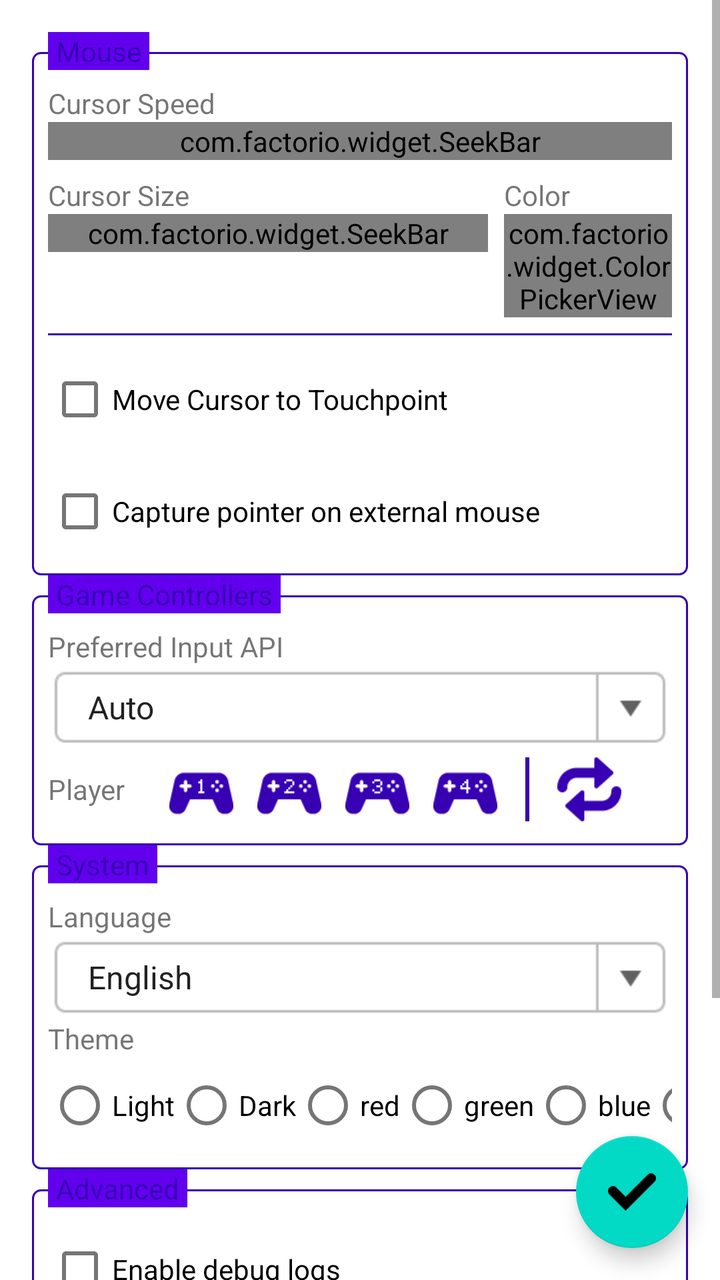
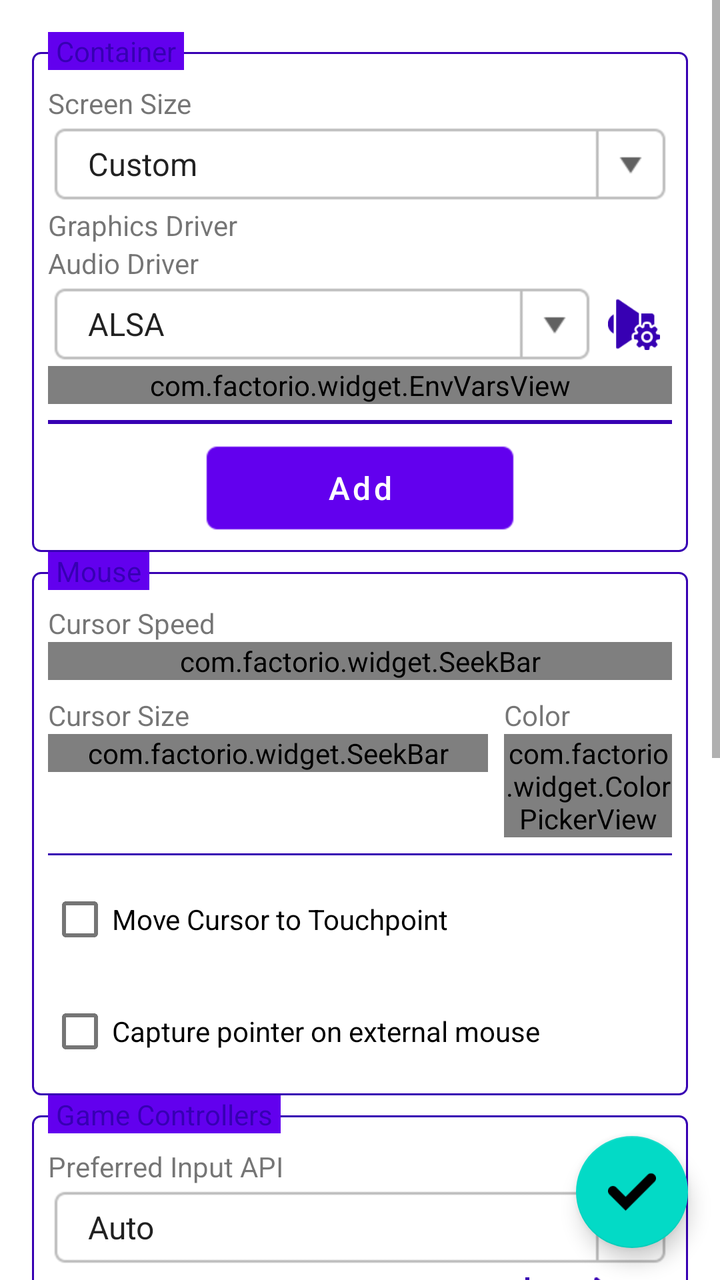

Compare the two renders of this Android layout. The source of the first and the diff that turns it into the second are given below.
<!-- AndroidManifest.xml: fallback theme Theme.MaterialComponents.DayNight.NoActionBar -->
<!-- res/layout/settings_fragment.xml -->
<?xml version="1.0" encoding="utf-8"?>
<FrameLayout
    xmlns:android="http://schemas.android.com/apk/res/android"
    android:layout_width="match_parent"
    android:layout_height="match_parent"
    xmlns:app="http://schemas.android.com/apk/res-auto">
    <ScrollView
        android:layout_width="match_parent"
        android:layout_height="match_parent">
        <LinearLayout
            android:layout_width="match_parent"
            android:layout_height="wrap_content"
            android:orientation="vertical"
            android:padding="16dp">
            <FrameLayout
                android:layout_width="match_parent"
                android:layout_height="wrap_content">
                <LinearLayout style="@style/FieldSet">
                    <TextView
                        android:layout_width="wrap_content"
                        android:layout_height="wrap_content"
                        android:text="@string/cursor_speed"/>
                    <com.factorio.widget.SeekBar
                        android:id="@+id/SBCursorSpeed"
                        android:layout_width="match_parent"
                        android:layout_height="wrap_content"
                        app:suffix="%"
                        app:minValue="10"
                        app:maxValue="200"/>
                    <LinearLayout
                        android:layout_width="match_parent"
                        android:layout_height="wrap_content"
                        android:orientation="horizontal"
                        android:layout_marginTop="8dp">
                        <LinearLayout
                            android:layout_width="0dp"
                            android:layout_height="wrap_content"
                            android:layout_weight="1"
                            android:orientation="vertical">
                            <TextView
                                android:layout_width="wrap_content"
                                android:layout_height="wrap_content"
                                android:text="@string/cursor_size"/>
                            <com.factorio.widget.SeekBar
                                android:id="@+id/SBCursorSize"
                                android:layout_width="match_parent"
                                android:layout_height="wrap_content"
                                app:suffix="%"
                                app:step="5"
                                app:minValue="100"
                                app:maxValue="200"/>
                        </LinearLayout>
                        <LinearLayout
                            android:layout_width="wrap_content"
                            android:layout_height="wrap_content"
                            android:orientation="vertical"
                            android:layout_marginLeft="8dp">
                            <TextView
                                android:layout_width="wrap_content"
                                android:layout_height="wrap_content"
                                android:text="@string/color"/>
                            <com.factorio.widget.ColorPickerView
                                android:id="@+id/CPVCursorColor"
                                android:layout_width="84dp"
                                android:layout_height="wrap_content"/>
                        </LinearLayout>
                    </LinearLayout>
                    <View style="@style/FieldSeparator"/>
                    <CheckBox
                        android:id="@+id/CBMoveCursorToTouchpoint"
                        android:layout_width="wrap_content"
                        android:layout_height="wrap_content"
                        android:text="@string/move_cursor_to_touchpoint"/>
                    <CheckBox
                        android:id="@+id/CBCapturePointerOnExternalMouse"
                        android:layout_width="wrap_content"
                        android:layout_height="wrap_content"
                        android:text="@string/capture_pointer_on_external_mouse"
                        android:layout_marginTop="8dp"/>
                </LinearLayout>
                <TextView
                    style="@style/FieldSetLabel"
                    android:text="@string/mouse"/>
            </FrameLayout>
            <FrameLayout
                android:layout_width="match_parent"
                android:layout_height="wrap_content">
                <LinearLayout style="@style/FieldSet">
                    <TextView
                        android:layout_width="wrap_content"
                        android:layout_height="wrap_content"
                        android:text="@string/preferred_input_api"/>
                    <Spinner
                        style="@style/ComboBox"
                        android:id="@+id/SPreferredInputApi"
                        android:layout_width="match_parent"
                        android:entries="@array/preferred_input_api_entries"/>
                    <LinearLayout
                        android:layout_width="match_parent"
                        android:layout_height="wrap_content"
                        android:orientation="horizontal"
                        android:gravity="center_vertical">
                        <TextView
                            android:layout_width="wrap_content"
                            android:layout_height="wrap_content"
                            android:text="@string/player"
                            android:layout_marginRight="8dp"/>
                        <LinearLayout style="@style/Toolbox">
                            <LinearLayout
                                android:id="@+id/LLGamepadPlayer"
                                android:layout_width="wrap_content"
                                android:layout_height="wrap_content"
                                android:orientation="horizontal">
                                <ImageView
                                    style="@style/ListMenuButton"
                                    android:layout_width="40dp"
                                    android:layout_height="40dp"
                                    android:src="@drawable/gamepad_player_1"/>
                                <ImageView
                                    style="@style/ListMenuButton"
                                    android:layout_width="40dp"
                                    android:layout_height="40dp"
                                    android:src="@drawable/gamepad_player_2"/>
                                <ImageView
                                    style="@style/ListMenuButton"
                                    android:layout_width="40dp"
                                    android:layout_height="40dp"
                                    android:src="@drawable/gamepad_player_3"/>
                                <ImageView
                                    style="@style/ListMenuButton"
                                    android:layout_width="40dp"
                                    android:layout_height="40dp"
                                    android:src="@drawable/gamepad_player_4"/>
                            </LinearLayout>
                            <View style="@style/VerticalLine"/>
                            <ImageView
                                android:id="@+id/BTResetGamepadPlayerConfigs"
                                style="@style/ListMenuButton"
                                android:layout_width="40dp"
                                android:layout_height="40dp"
                                android:src="@drawable/icon_reset"/>
                        </LinearLayout>
                    </LinearLayout>
                </LinearLayout>
                <TextView
                    style="@style/FieldSetLabel"
                    android:text="@string/game_controllers"/>
            </FrameLayout>
            <FrameLayout
                android:layout_width="match_parent"
                android:layout_height="wrap_content">
                <LinearLayout style="@style/FieldSet">
                    <TextView
                        android:layout_width="wrap_content"
                        android:layout_height="wrap_content"
                        android:text="@string/language"/>
                    <Spinner
                        style="@style/ComboBox"
                        android:id="@+id/SLanguage"
                        android:layout_width="match_parent"
                        android:entries="@array/language_entries"/>
                    <TextView
                        android:layout_width="wrap_content"
                        android:layout_height="wrap_content"
                        android:text="@string/theme"/>
                    <HorizontalScrollView
                        android:layout_width="match_parent"
                        android:layout_height="wrap_content"
                        android:scrollbars="none">
                        <RadioGroup
                            android:id="@+id/RGAppTheme"
                            android:layout_width="wrap_content"
                            android:layout_height="wrap_content"
                            android:orientation="horizontal"
                            android:gravity="center_vertical">
                            <RadioButton
                                android:id="@+id/RBLight"
                                android:layout_width="wrap_content"
                                android:layout_height="wrap_content"
                                android:text="@string/light"/>
                            <RadioButton
                                android:id="@+id/RBDark"
                                android:layout_width="wrap_content"
                                android:layout_height="wrap_content"
                                android:text="@string/dark"/>
                            <RadioButton
                                android:id="@+id/RBDark1"
                                android:layout_width="wrap_content"
                                android:layout_height="wrap_content"
                                android:text="@string/dark1"/>
                            <RadioButton
                                android:id="@+id/RBDark2"
                                android:layout_width="wrap_content"
                                android:layout_height="wrap_content"
                                android:text="@string/dark2"/>
                            <RadioButton
                                android:id="@+id/RBDark3"
                                android:layout_width="wrap_content"
                                android:layout_height="wrap_content"
                                android:text="@string/dark3"/>
                            <RadioButton
                                android:id="@+id/RBDark4"
                                android:layout_width="wrap_content"
                                android:layout_height="wrap_content"
                                android:text="@string/dark4"/>
                            <RadioButton
                                android:id="@+id/RBDark5"
                                android:layout_width="wrap_content"
                                android:layout_height="wrap_content"
                                android:text="@string/dark5"/>
                            <RadioButton
                                android:id="@+id/RBDark6"
                                android:layout_width="wrap_content"
                                android:layout_height="wrap_content"
                                android:text="@string/dark6"/>
                            <RadioButton
                                android:id="@+id/RBDark7"
                                android:layout_width="wrap_content"
                                android:layout_height="wrap_content"
                                android:text="@string/dark7"/>
                            <RadioButton
                                android:id="@+id/RBDark8"
                                android:layout_width="wrap_content"
                                android:layout_height="wrap_content"
                                android:text="@string/dark8"/>
                        </RadioGroup>
                    </HorizontalScrollView>
                </LinearLayout>
                <TextView
                    style="@style/FieldSetLabel"
                    android:text="@string/system"/>
            </FrameLayout>
            <FrameLayout
                android:layout_width="match_parent"
                android:layout_height="wrap_content">
                <LinearLayout style="@style/FieldSet">
                    <CheckBox
                        android:id="@+id/CBEnableDebugLogs"
                        android:layout_width="wrap_content"
                        android:layout_height="wrap_content"
                        android:text="@string/enable_debug_logs"/>
                    <View style="@style/FieldSeparator"/>
                    <CheckBox
                        android:id="@+id/CBSaveLogsToFile"
                        android:layout_width="match_parent"
                        android:layout_height="match_parent"
                        android:text="@string/save_logs_to_file"
                        android:layout_marginTop="8dp"/>
                    <EditText
                        android:id="@+id/ETLogFile"
                        style="@style/EditText"
                        android:layout_width="match_parent"
                        android:layout_height="match_parent"
                        android:visibility="gone"/>
                    <View style="@style/FieldSeparator"/>
                    <LinearLayout
                        android:layout_width="match_parent"
                        android:layout_height="wrap_content"
                        android:orientation="horizontal"
                        android:gravity="center_horizontal">
                        <Button
                            style="@style/ButtonNeutral"
                            android:id="@+id/BTReinstallSystemFiles"
                            android:layout_width="wrap_content"
                            android:layout_height="wrap_content"
                            android:layout_gravity="center_horizontal"
                            android:text="@string/reinstall_system_files"/>
                    </LinearLayout>
                </LinearLayout>
                <TextView
                    style="@style/FieldSetLabel"
                    android:text="@string/advanced"/>
            </FrameLayout>
        </LinearLayout>
    </ScrollView>
    <com.google.android.material.floatingactionbutton.FloatingActionButton
        android:id="@+id/BTConfirm"
        android:layout_width="wrap_content"
        android:layout_height="wrap_content"
        android:layout_gravity="right|bottom"
        android:tint="#ffffff"
        android:src="@drawable/icon_confirm"
        android:layout_margin="16dp"/>
</FrameLayout>
<!-- resources referenced by this layout -->
<resources>
  <string-array name="preferred_input_api_entries">
          <item>@string/auto</item>
          <item>DirectInput</item>
          <item>XInput</item>
          <item>@string/both</item>
      </string-array>
  <string name="advanced">Advanced</string>
  <string name="capture_pointer_on_external_mouse">Capture pointer on external mouse</string>
  <string name="color">Color</string>
  <string name="cursor_size">Cursor Size</string>
  <string name="cursor_speed">Cursor Speed</string>
  <string name="dark">Dark</string>
  <string name="dark1">red</string>
  <string name="dark2">green</string>
  <string name="dark3">blue</string>
  <string name="dark4">purple</string>
  <string name="dark5">yellow</string>
  <string name="dark6">orange</string>
  <string name="dark7">darken</string>
  <string name="dark8">colors</string>
  <string name="enable_debug_logs">Enable debug logs</string>
  <string name="game_controllers">Game Controllers</string>
  <string name="language">Language</string>
  <string name="light">Light</string>
  <string name="mouse">Mouse</string>
  <string name="move_cursor_to_touchpoint">Move Cursor to Touchpoint</string>
  <string name="player">Player</string>
  <string name="preferred_input_api">Preferred Input API</string>
  <string name="reinstall_system_files">Reinstall System Files</string>
  <string name="save_logs_to_file">Save logs to file</string>
  <string name="system">System</string>
  <string name="theme">Theme</string>
  <style name="ButtonNeutral" parent="BaseButton">
          <item name="android:background">@drawable/button_neutral</item>
          <item name="android:textColor">#ffffff</item>
      </style>
  <style name="FieldSeparator">
          <item name="android:layout_width">match_parent</item>
          <item name="android:layout_height">1dp</item>
          <item name="android:background">?attr/colorPrimaryVariant</item>
          <item name="android:layout_marginTop">8dp</item>
          <item name="android:layout_marginBottom">8dp</item>
      </style>
  <string name="auto">Auto</string>
  <string name="both">Both</string>
  <!-- drawable bordered_panel (drawable) -->
  <?xml version="1.0" encoding="utf-8"?>
  <shape xmlns:android="http://schemas.android.com/apk/res/android"
      android:shape="rectangle">
      <corners android:radius="4dp" />
      <stroke android:width="1dp" android:color="?attr/colorPrimaryVariant" />
  </shape>
  <!-- unchanged entries left out for length: 26 -->
</resources>

<!-- the commit's change to res/layout/settings_fragment.xml (unified diff, before → after) -->
@@ -12,6 +12,152 @@
             android:layout_height="wrap_content"
             android:orientation="vertical"
             android:padding="16dp">
+            <FrameLayout
+                android:id="@+id/FLContainerSettings"
+                android:layout_width="match_parent"
+                android:layout_height="wrap_content">
+                <LinearLayout style="@style/FieldSet">
+                    <LinearLayout
+                        android:layout_width="match_parent"
+                        android:layout_height="wrap_content"
+                        android:orientation="horizontal">
+
+                        <LinearLayout
+                            android:layout_width="0dp"
+                            android:layout_height="wrap_content"
+                            android:layout_weight="1"
+                            android:orientation="vertical">
+
+                            <TextView
+                                android:layout_width="wrap_content"
+                                android:layout_height="wrap_content"
+                                android:text="@string/screen_size" />
+
+                            <Spinner
+                                style="@style/ComboBox"
+                                android:layout_width="match_parent"
+                                android:id="@+id/SScreenSize"
+                                android:entries="@array/screen_size_entries" />
+                        </LinearLayout>
+
+                        <LinearLayout
+                            android:id="@+id/LLCustomScreenSize"
+                            android:layout_width="wrap_content"
+                            android:layout_height="wrap_content"
+                            android:orientation="horizontal"
+                            android:visibility="gone">
+
+                            <LinearLayout
+                                android:layout_width="wrap_content"
+                                android:layout_height="wrap_content"
+                                android:orientation="vertical">
+
+                                <TextView
+                                    android:layout_width="wrap_content"
+                                    android:layout_height="wrap_content"
+                                    android:text="@string/width" />
+
+                                <EditText
+                                    style="@style/EditText"
+                                    android:layout_width="78dp"
+                                    android:id="@+id/ETScreenWidth"
+                                    android:inputType="number" />
+                            </LinearLayout>
+
+                            <TextView
+                                android:layout_width="wrap_content"
+                                android:layout_height="wrap_content"
+                                android:textStyle="bold"
+                                android:textSize="18dp"
+                                android:layout_gravity="bottom"
+                                android:layout_marginLeft="2dp"
+                                android:layout_marginRight="2dp"
+                                android:layout_marginBottom="4dp"
+                                android:text="x" />
+
+                            <LinearLayout
+                                android:layout_width="wrap_content"
+                                android:layout_height="wrap_content"
+                                android:orientation="vertical">
+
+                                <TextView
+                                    android:layout_width="wrap_content"
+                                    android:layout_height="wrap_content"
+                                    android:text="@string/height" />
+
+                                <EditText
+                                    style="@style/EditText"
+                                    android:layout_width="78dp"
+                                    android:id="@+id/ETScreenHeight"
+                                    android:inputType="number" />
+                            </LinearLayout>
+                        </LinearLayout>
+                    </LinearLayout>
+
+                    <TextView
+                        android:layout_width="wrap_content"
+                        android:layout_height="wrap_content"
+                        android:text="@string/graphics_driver" />
+
+                    <LinearLayout
+                        android:id="@+id/LLGraphicsDriver"
+                        android:layout_width="match_parent"
+                        android:layout_height="wrap_content"
+                        android:orientation="horizontal"
+                        android:gravity="center_vertical" />
+
+                    <TextView
+                        android:layout_width="wrap_content"
+                        android:layout_height="wrap_content"
+                        android:text="@string/audio_driver" />
+
+                    <LinearLayout
+                        android:layout_width="match_parent"
+                        android:layout_height="wrap_content"
+                        android:orientation="horizontal"
+                        android:gravity="center_vertical">
+
+                        <Spinner
+                            style="@style/ComboBox"
+                            android:layout_width="0dp"
+                            android:layout_weight="1"
+                            android:id="@+id/SAudioDriver"
+                            android:entries="@array/audio_driver_entries" />
+
+                        <ImageButton
+                            style="@style/ListMenuButton"
+                            android:id="@+id/BTAudioDriverConfig"
+                            android:src="@drawable/icon_audio_settings" />
+                    </LinearLayout>
+
+                    <LinearLayout
+                        android:id="@+id/LLTabEnvVars"
+                        android:layout_width="match_parent"
+                        android:layout_height="wrap_content"
+                        android:orientation="vertical">
+
+                        <com.factorio.widget.EnvVarsView
+                            android:id="@+id/EnvVarsView"
+                            android:layout_width="match_parent"
+                            android:layout_height="wrap_content"
+                            android:paddingLeft="16dp"
+                            android:paddingRight="16dp"/>
+
+                        <View style="@style/HorizontalLine" />
+
+                        <Button
+                            style="@style/ButtonNeutral"
+                            android:id="@+id/BTAddEnvVar"
+                            android:layout_width="160dp"
+                            android:layout_height="wrap_content"
+                            android:layout_gravity="center_horizontal"
+                            android:text="@string/add" />
+                    </LinearLayout>
+                </LinearLayout>
+                <TextView
+                    style="@style/FieldSetLabel"
+                    android:text="@string/container"/>
+            </FrameLayout>
             <FrameLayout
                 android:layout_width="match_parent"
                 android:layout_height="wrap_content">
<!-- resource entries referenced after the edit -->
@@ -1,14 +1,38 @@
 <!-- resources referenced by this layout -->
 <resources>
+  <string-array name="audio_driver_entries">
+          <item>ALSA</item>
+          <item>PulseAudio</item>
+      </string-array>
   <string-array name="preferred_input_api_entries">
           <item>@string/auto</item>
           <item>DirectInput</item>
           <item>XInput</item>
           <item>@string/both</item>
       </string-array>
+  <string-array name="screen_size_entries">
+          <item>@string/custom</item>
+          <item>640x360 (16:9)</item>
+          <item>640x480 (4:3)</item>
+          <item>800x600 (4:3)</item>
+          <item>854x480 (16:9)</item>
+          <item>960x544 (16:9)</item>
+          <item>1024x768 (4:3)</item>
+          <item>1280x720 (16:9)</item>
+          <item>1280x800 (16:10)</item>
+          <item>1280x1024 (5:4)</item>
+          <item>1366x768 (16:9)</item>
+          <item>1440x900 (16:10)</item>
+          <item>1600x900 (16:9)</item>
+          <item>1920x1080 (16:9)</item>
+      </string-array>
+  <!-- drawable icon_audio_settings: png bitmap (drawable-hdpi, 779 bytes) -->
+  <string name="add">Add</string>
   <string name="advanced">Advanced</string>
+  <string name="audio_driver">Audio Driver</string>
   <string name="capture_pointer_on_external_mouse">Capture pointer on external mouse</string>
   <string name="color">Color</string>
+  <string name="container">Container</string>
   <string name="cursor_size">Cursor Size</string>
   <string name="cursor_speed">Cursor Speed</string>
   <string name="dark">Dark</string>
@@ -22,6 +46,8 @@
   <string name="dark8">colors</string>
   <string name="enable_debug_logs">Enable debug logs</string>
   <string name="game_controllers">Game Controllers</string>
+  <string name="graphics_driver">Graphics Driver</string>
+  <string name="height">Height</string>
   <string name="language">Language</string>
   <string name="light">Light</string>
   <string name="mouse">Mouse</string>
@@ -30,8 +56,10 @@
   <string name="preferred_input_api">Preferred Input API</string>
   <string name="reinstall_system_files">Reinstall System Files</string>
   <string name="save_logs_to_file">Save logs to file</string>
+  <string name="screen_size">Screen Size</string>
   <string name="system">System</string>
   <string name="theme">Theme</string>
+  <string name="width">Width</string>
   <style name="ButtonNeutral" parent="BaseButton">
           <item name="android:background">@drawable/button_neutral</item>
           <item name="android:textColor">#ffffff</item>
@@ -43,8 +71,16 @@
           <item name="android:layout_marginTop">8dp</item>
           <item name="android:layout_marginBottom">8dp</item>
       </style>
+  <style name="HorizontalLine">
+          <item name="android:layout_width">match_parent</item>
+          <item name="android:layout_height">2dp</item>
+          <item name="android:background">?attr/colorPrimaryVariant</item>
+          <item name="android:layout_marginTop">8dp</item>
+          <item name="android:layout_marginBottom">8dp</item>
+      </style>
   <string name="auto">Auto</string>
   <string name="both">Both</string>
+  <string name="custom">Custom</string>
   <!-- drawable bordered_panel (drawable) -->
   <?xml version="1.0" encoding="utf-8"?>
   <shape xmlns:android="http://schemas.android.com/apk/res/android"
